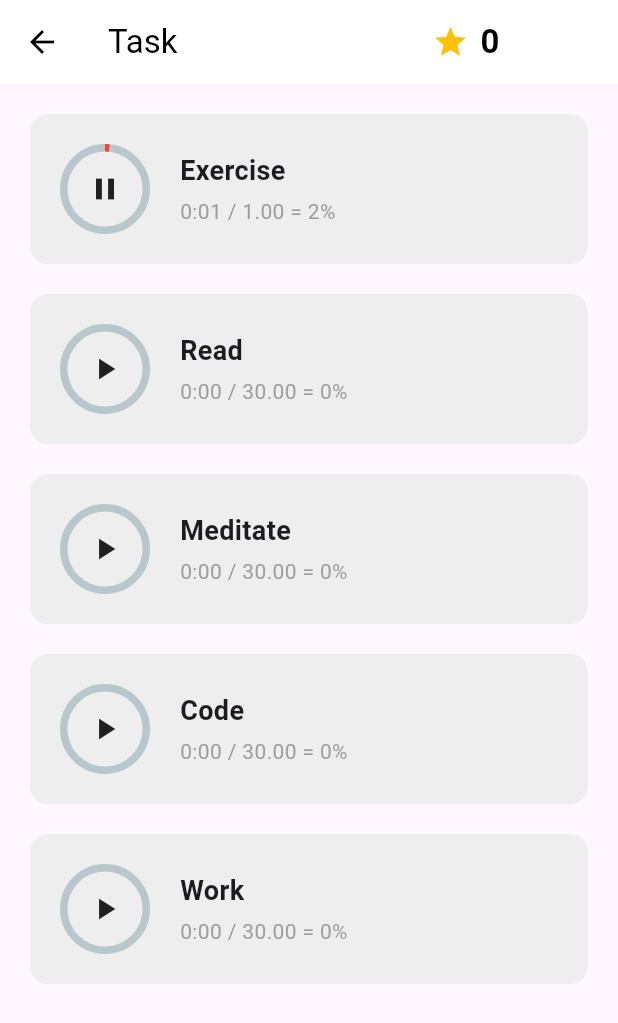
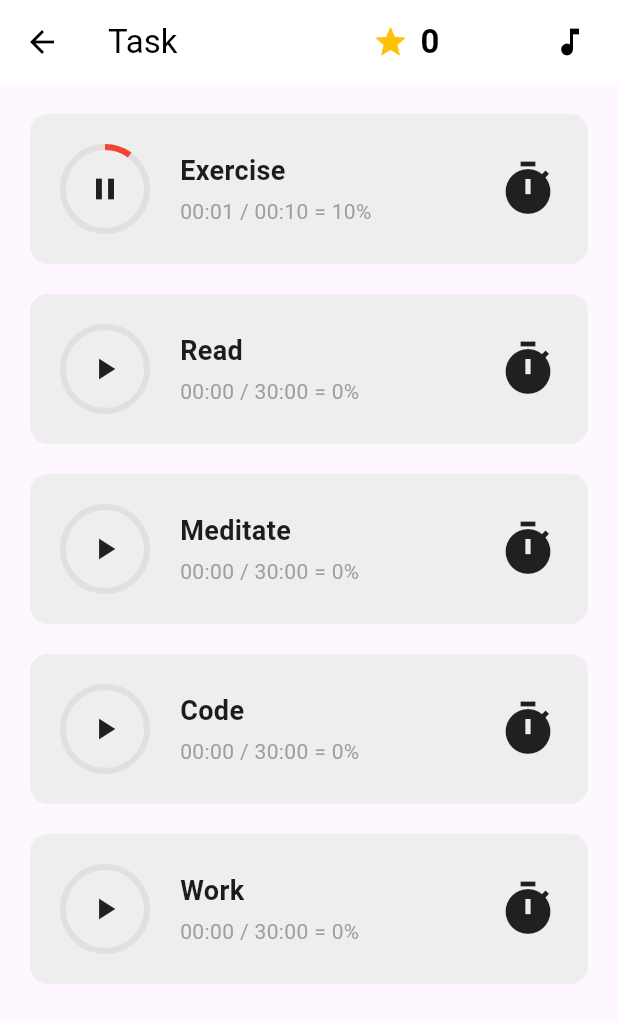
Before and after one commit to aisyah-rusdi/lifesync-pro, a Flutter app: the TaskPage screen opened directly, after a tap on the "play arrow" icon, on a phone screen of 412 x 824 dp. Shown: the top 1023 px of the screen. Run offline on Flutter 3.47's test engine with Material 3 defaults, Android fonts, the phone set to English and light mode, and no system bars; drawn by our look-alikes of percent_indicator; our stand-ins replace audioplayers, cloud_firestore, firebase_auth, firebase_core, flutter_slidable, google_fonts; accounts and stored records are empty.

Commit message:
add music icon for stop playing music, and add multiplier for flexible time doing task

```diff
--- a/lib/pages/task_box.dart
+++ b/lib/pages/task_box.dart
@@ -1,9 +1,7 @@
-// ignore_for_file: prefer_const_constructors, prefer_const_literals_to_create_immutables
-
 import 'package:flutter/material.dart';
 import 'package:percent_indicator/circular_percent_indicator.dart';
 
-class ActivityBox extends StatelessWidget{
+class ActivityBox extends StatefulWidget {
   final String activityname;
   final VoidCallback onTap;
   final VoidCallback settingsTapped;
@@ -18,25 +16,25 @@ class ActivityBox extends StatelessWidget{
     required this.settingsTapped,
     required this.timeSpent,
     required this.timeGoal,
-    required this.started}) : super(key:key);
+    required this.started,
+  }) : super(key: key);
+
+  @override
+  _ActivityBoxState createState() => _ActivityBoxState();
+}
+
+class _ActivityBoxState extends State<ActivityBox> {
+  int multiplier = 1; // Multiplier for time goal (default: 1x)
 
   String formatToMinSec(int totalSeconds) {
-      String secs = (totalSeconds % 60).toString();
-      String mins = (totalSeconds / 60).toStringAsFixed(2);
-
-      if (secs.length == 1) {
-        secs = '0$secs';
-      }
-
-      if (mins[1] == '.') {
-        mins = mins.substring(0, 1);
-      }
-
-      return '$mins:$secs';
+    final minutes = (totalSeconds ~/ 60).toString().padLeft(2, '0');
+    final seconds = (totalSeconds % 60).toString().padLeft(2, '0');
+    return '$minutes:$seconds';
   }
 
   double percentCompleted() {
-      return timeSpent / timeGoal;
+    if (widget.timeGoal == 0) return 0.0; // Prevent division by zero
+    return widget.timeSpent / (widget.timeGoal * multiplier);
   }
 
   @override
@@ -44,7 +42,7 @@ class ActivityBox extends StatelessWidget{
     return Padding(
       padding: const EdgeInsets.only(left: 20, right: 20, top: 20),
       child: Container(
-              padding: EdgeInsets.all(20),
+        padding: const EdgeInsets.all(20),
         decoration: BoxDecoration(
           color: Colors.grey[200],
           borderRadius: BorderRadius.circular(12),
@@ -55,58 +53,56 @@ class ActivityBox extends StatelessWidget{
             Row(
               children: [
                 GestureDetector(
-                        onTap: onTap,
+                  onTap: widget.onTap,
                   child: SizedBox(
                     height: 60,
                     width: 60,
                     child: Stack(
                       children: [
                         CircularPercentIndicator(
-                                radius:30,
-                                percent: percentCompleted() < 1 ? percentCompleted() : 1,
-                                progressColor: percentCompleted() > 0.5
-                                  ? Colors.green
-                                  : Colors.red,
+                          radius: 30,
+                          lineWidth: 4.0,
+                          percent: percentCompleted().clamp(0.0, 1.0),
+                          progressColor: percentCompleted() >= 0.5 ? Colors.green : Colors.red,
+                          backgroundColor: Colors.grey[300]!,
                         ),
-
                         Center(
-                                child: Icon(started ? Icons.pause : Icons.play_arrow),
+                          child: Icon(widget.started ? Icons.pause : Icons.play_arrow),
                         ),
                       ],
                     ),
                   ),
                 ),
-
                 const SizedBox(width: 20),
-
                 Column(
                   crossAxisAlignment: CrossAxisAlignment.start,
                   children: [
                     Text(
-                            activityname,
+                      widget.activityname,
                       style: const TextStyle(
                         fontWeight: FontWeight.bold,
                         fontSize: 18,
                       ),
                     ),
-
                     const SizedBox(height: 4),
-
                     Text(
-                            '${formatToMinSec(timeSpent)} / ${(timeGoal / 60).toStringAsFixed(2)} = ${(percentCompleted()*100).toStringAsFixed(0)}%',
-                            style: TextStyle(
+                      '${formatToMinSec(widget.timeSpent)} / ${formatToMinSec(widget.timeGoal * multiplier)} = ${(percentCompleted() * 100).toStringAsFixed(0)}%',
+                      style: const TextStyle(
                         color: Colors.grey,
                       ),
-                          )
+                    ),
                   ],
                 ),
               ],
             ),
-
-                  /*GestureDetector(
-                    onTap: settingsTapped,
-                    child: Icon(Icons.settings)
-                    ),*/
+            Column(
+              children: [
+                GestureDetector(
+                  onTap: widget.settingsTapped,
+                  child: const Icon(Icons.timer, size: 40,),
+                ),
+              ]
+            ),
           ],
         ),
       ),
--- a/lib/pages/task_page.dart
+++ b/lib/pages/task_page.dart
@@ -16,14 +16,17 @@ class _TaskPage extends State<TaskPage> {
   final AudioPlayer _audioPlayer = AudioPlayer();
   final AudioPlayer _focusSound = AudioPlayer();
 
+  bool isMusicPlaying = true;
+  bool isActivityRunning = false;
+
   int userPoints = 0;
 
   List activityList = [
-    ['Exercise', false, 0, 60],
-    ['Read', false, 0, 1800],
-    ['Meditate', false, 0, 1800],
-    ['Code', false, 0, 1800],
-    ['Work', false, 0, 1800],
+    ['Exercise', false, 0, 10, 1],
+    ['Read', false, 0, 1800, 1],
+    ['Meditate', false, 0, 1800, 1],
+    ['Code', false, 0, 1800, 1],
+    ['Work', false, 0, 1800, 1],
   ];
 
   @override
@@ -61,11 +64,51 @@ Future<void> fetchUserPoints() async {
     }
   }
 
+  void chooseMultiplier(int index) {
+  showDialog(
+    context: context,
+    builder: (context) {
+      return AlertDialog(
+        title: const Text('Choose Multiplier'),
+        content: Column(
+          mainAxisSize: MainAxisSize.min,
+          children: [
+            for (int i = 1; i <= 4; i++)
+              ListTile(
+                title: Text('${i}x Time Goal'),
+                onTap: () {
+                  setState(() {
+                    activityList[index][4] = i; // Update multiplier
+                  });
+                  print('Multiplier updated to: ${activityList[index][4]}'); // Debugging
+                  Navigator.of(context).pop();
+                },
+              ),
+          ],
+        ),
+      );
+    },
+  );
+}
+
+
+
+  void toggleMusic() {
+    setState(() {
+      isMusicPlaying = !isMusicPlaying;
+      if (isMusicPlaying && isActivityRunning) {
+        _focusSound.setReleaseMode(ReleaseMode.loop);
+        _focusSound.play(AssetSource('audio/focus.mp3'));
+      } else {
+        _focusSound.stop();
+      }
+    });
+  }
+
   void activityStarted(int index) {
-  // Check if another activity is already active
   if (activityList.any((activity) => activity[1] && activity != activityList[index])) {
     ScaffoldMessenger.of(context).showSnackBar(
-      SnackBar(content: Text('Please pause the current activity before starting another.')),
+      const SnackBar(content: Text('Please pause the current activity before starting another.')),
     );
     return;
   }
@@ -100,16 +143,18 @@ Future<void> fetchUserPoints() async {
     return;
   }
 
-  // Start the selected activity
-  _focusSound.setReleaseMode(ReleaseMode.loop);
-  _focusSound.play(AssetSource('audio/focus.mp3'));
+  setState(() {
+    activityList[index][1] = true;
+    isActivityRunning = true;
+  });
+
+  if (isMusicPlaying) {
+    _focusSound.setReleaseMode(ReleaseMode.loop);
+    _focusSound.play(AssetSource('audio/focus.mp3'));
+  }
 
   var startTime = DateTime.now();
   int elapsedTime = activityList[index][2];
-
-  setState(() {
-    activityList[index][1] = true;
-  });
 
   Timer.periodic(const Duration(seconds: 1), (timer) {
     if (!mounted) return;
@@ -127,12 +172,16 @@ Future<void> fetchUserPoints() async {
           60 * 60 * (currentTime.hour - startTime.hour);
 
       // Check if the task time goal is reached
-      if (activityList[index][2] > activityList[index][3]) {
+      int currentTimeGoal = activityList[index][3] * activityList[index][4]; // Multiply by the current multiplier
+
+
+      if (activityList[index][2] > currentTimeGoal) {
         timer.cancel();
         activityList[index][1] = false;
         activityList[index][2] = 0;
+        isActivityRunning = false;
 
-        _focusSound.stop();  // Stop looping sound when time goal is reached
+        _focusSound.stop(); // Stop looping sound when time goal is reached
 
         // Play alarm sound
         _audioPlayer.play(AssetSource('audio/alarm.mp3'));
@@ -156,16 +205,17 @@ Future<void> fetchUserPoints() async {
           ),
         );
 
-        addPoints(1).then((_) {
+        // Add points based on multiplier
+        int pointsToAdd = activityList[index][4]; // Multiplier determines points
+        addPoints(pointsToAdd).then((_) {
           setState(() {
-            userPoints += 1;
+            userPoints += pointsToAdd;
           });
         });
       }
     });
   });
 }
-
 
 
   void settingsOpened(int index) {}
@@ -177,34 +227,40 @@ Future<void> fetchUserPoints() async {
         title: Row(
           children: [
             const Text("Task"),
-
-            const SizedBox(width: 170,),
-            const Icon(Icons.star,
-              color: Colors.amber,
+            const SizedBox(width: 130),
+            const Icon(Icons.star, color: Colors.amber),
+            const SizedBox(width: 8),
+            Text(
+              userPoints.toString(), // Show user points
+              style: const TextStyle(
+                color: Colors.black,
+                fontWeight: FontWeight.bold,
               ),
-
-            const SizedBox(width: 8,),
-            Text(userPoints.toString(), // Show user points
-                style: const TextStyle(
-                    color: Colors.black,
-                    fontWeight: FontWeight.bold
-                    )
-                  ),
+            ),
           ],
-
         ),
         leading: IconButton(
           icon: const Icon(Icons.arrow_back),
           onPressed: () {
             Navigator.pop(context); // This will take you back to the previous page
+            _focusSound.stop();
           },
         ),
+        actions: [
+          Padding(
+            padding: const EdgeInsets.only(right: 20.0),
+            child: GestureDetector(
+              onTap: toggleMusic,
+              child: Icon(
+                isMusicPlaying ? Icons.music_note : Icons.music_off,
+              ),
+            ),
+          ),
+        ],
         backgroundColor: Colors.white,
         foregroundColor: Colors.black,
         elevation: 0,
-
       ),
-
       body: ListView.builder(
         itemCount: activityList.length,
         itemBuilder: (context, index) {
@@ -214,11 +270,11 @@ Future<void> fetchUserPoints() async {
               activityStarted(index);
             },
             settingsTapped: () {
-              settingsOpened(index);
+              chooseMultiplier(index);
             },
+            timeSpent: activityList[index][2],
+            timeGoal: activityList[index][3] * activityList[index][4],
             started: activityList[index][1],
-            timeSpent: activityList[index][2],
-            timeGoal: activityList[index][3],
           );
         },
       ),
```
Also changed, not shown: lib/pages/challenge_box.dart (+9 -9 lines). Lines whose indentation alone changed are shown as unchanged.
